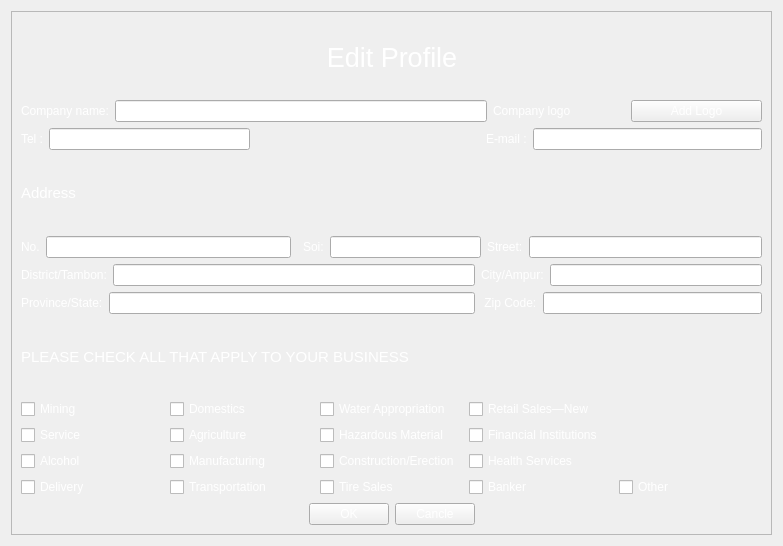
Before: the Qt Designer form ui_form/Company_Edit_Profile.ui in Sirawap/PathFinder-Project, drawn with Qt 5.
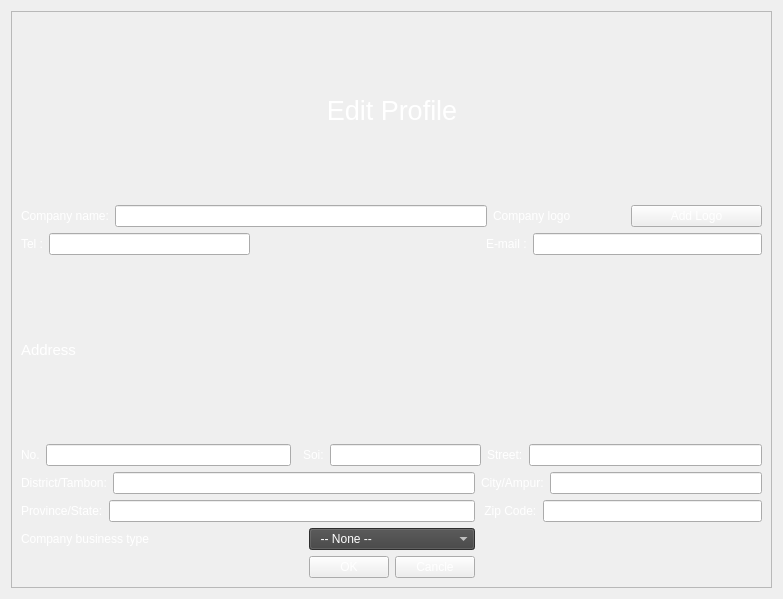
After: the same form once the commit is applied. Icons and pictures are not drawn.

```diff
--- a/ui_form/Company_Edit_Profile.ui
+++ b/ui_form/Company_Edit_Profile.ui
@@ -7,7 +7,7 @@
     <x>0</x>
     <y>0</y>
     <width>783</width>
-    <height>546</height>
+    <height>599</height>
    </rect>
   </property>
   <property name="windowTitle">
@@ -36,7 +36,7 @@
         <x>0</x>
         <y>0</y>
         <width>759</width>
-        <height>522</height>
+        <height>575</height>
        </rect>
       </property>
       <layout class="QGridLayout" name="gridLayout_3">
@@ -54,7 +54,7 @@
          </item>
         </layout>
        </item>
-       <item row="9" column="3">
+       <item row="8" column="3">
         <layout class="QHBoxLayout" name="horizontalLayout_13">
          <item>
           <widget class="QPushButton" name="pushButton_OK">
@@ -86,18 +86,6 @@
          </item>
         </layout>
        </item>
-       <item row="7" column="0" colspan="7">
-        <widget class="QLabel" name="label_21">
-         <property name="font">
-          <font>
-           <pointsize>11</pointsize>
-          </font>
-         </property>
-         <property name="text">
-          <string>PLEASE CHECK ALL THAT APPLY TO YOUR BUSINESS</string>
-         </property>
-        </widget>
-       </item>
        <item row="5" column="4" colspan="3">
         <layout class="QHBoxLayout" name="horizontalLayout_9">
          <item>
@@ -233,7 +221,7 @@
          </property>
         </widget>
        </item>
-       <item row="9" column="6">
+       <item row="8" column="6">
         <spacer name="horizontalSpacer_2">
          <property name="orientation">
           <enum>Qt::Horizontal</enum>
@@ -278,129 +266,6 @@
          </item>
         </layout>
        </item>
-       <item row="8" column="0" colspan="7">
-        <layout class="QGridLayout" name="gridLayout_2">
-         <item row="1" column="2">
-          <widget class="QCheckBox" name="checkBox_24">
-           <property name="text">
-            <string>Hazardous Material</string>
-           </property>
-          </widget>
-         </item>
-         <item row="0" column="3" colspan="2">
-          <widget class="QCheckBox" name="checkBox_31">
-           <property name="text">
-            <string>Retail Sales—New</string>
-           </property>
-          </widget>
-         </item>
-         <item row="1" column="0">
-          <widget class="QCheckBox" name="checkBox_23">
-           <property name="text">
-            <string>Service</string>
-           </property>
-          </widget>
-         </item>
-         <item row="2" column="0">
-          <widget class="QCheckBox" name="checkBox_21">
-           <property name="text">
-            <string>Alcohol</string>
-           </property>
-          </widget>
-         </item>
-         <item row="0" column="2">
-          <widget class="QCheckBox" name="checkBox_17">
-           <property name="text">
-            <string>Water Appropriation</string>
-           </property>
-          </widget>
-         </item>
-         <item row="3" column="1">
-          <widget class="QCheckBox" name="checkBox_39">
-           <property name="text">
-            <string>Transportation</string>
-           </property>
-          </widget>
-         </item>
-         <item row="3" column="3">
-          <widget class="QCheckBox" name="checkBox_40">
-           <property name="text">
-            <string>Banker</string>
-           </property>
-          </widget>
-         </item>
-         <item row="2" column="1">
-          <widget class="QCheckBox" name="checkBox_29">
-           <property name="text">
-            <string>Manufacturing</string>
-           </property>
-          </widget>
-         </item>
-         <item row="2" column="2">
-          <widget class="QCheckBox" name="checkBox_33">
-           <property name="text">
-            <string>Construction/Erection</string>
-           </property>
-          </widget>
-         </item>
-         <item row="3" column="2">
-          <widget class="QCheckBox" name="checkBox_41">
-           <property name="text">
-            <string>Tire Sales</string>
-           </property>
-          </widget>
-         </item>
-         <item row="2" column="3" colspan="2">
-          <widget class="QCheckBox" name="checkBox_37">
-           <property name="text">
-            <string>Health Services</string>
-           </property>
-          </widget>
-         </item>
-         <item row="0" column="0">
-          <widget class="QCheckBox" name="checkBox_14">
-           <property name="text">
-            <string>Mining</string>
-           </property>
-          </widget>
-         </item>
-         <item row="1" column="3" colspan="2">
-          <widget class="QCheckBox" name="checkBox_26">
-           <property name="text">
-            <string>Financial Institutions</string>
-           </property>
-          </widget>
-         </item>
-         <item row="0" column="1">
-          <widget class="QCheckBox" name="checkBox_15">
-           <property name="text">
-            <string>Domestics</string>
-           </property>
-          </widget>
-         </item>
-         <item row="1" column="1">
-          <widget class="QCheckBox" name="checkBox_22">
-           <property name="text">
-            <string>Agriculture</string>
-           </property>
-          </widget>
-         </item>
-         <item row="3" column="0">
-          <widget class="QCheckBox" name="checkBox_36">
-           <property name="text">
-            <string>Delivery</string>
-           </property>
-          </widget>
-         </item>
-         <item row="3" column="4">
-          <widget class="QCheckBox" name="checkBox_47">
-           <property name="text">
-            <string>Other</string>
-           </property>
-          </widget>
-         </item>
-        </layout>
-       </item>
        <item row="1" column="6">
         <layout class="QHBoxLayout" name="horizontalLayout_2">
          <item>
@@ -433,6 +298,77 @@
          </item>
         </layout>
        </item>
+       <item row="7" column="0">
+        <widget class="QLabel" name="label_5">
+         <property name="text">
+          <string>Company business type</string>
+         </property>
+        </widget>
+       </item>
+       <item row="7" column="3">
+        <widget class="QComboBox" name="comboBox_Business">
+         <item>
+          <property name="text">
+           <string>  -- None --</string>
+          </property>
+         </item>
+         <item>
+          <property name="text">
+           <string>New Item</string>
+          </property>
+         </item>
+         <item>
+          <property name="text">
+           <string>Alocohol</string>
+          </property>
+         </item>
+         <item>
+          <property name="text">
+           <string>Construction</string>
+          </property>
+         </item>
+         <item>
+          <property name="text">
+           <string>Domestic</string>
+          </property>
+         </item>
+         <item>
+          <property name="text">
+           <string>Financial instructor</string>
+          </property>
+         </item>
+         <item>
+          <property name="text">
+           <string>Health Service</string>
+          </property>
+         </item>
+         <item>
+          <property name="text">
+           <string>Manufacturer</string>
+          </property>
+         </item>
+         <item>
+          <property name="text">
+           <string>Mining</string>
+          </property>
+         </item>
+         <item>
+          <property name="text">
+           <string>Retail sales</string>
+          </property>
+         </item>
+         <item>
+          <property name="text">
+           <string>Service</string>
+          </property>
+         </item>
+         <item>
+          <property name="text">
+           <string>Transportation</string>
+          </property>
+         </item>
+        </widget>
+       </item>
       </layout>
      </widget>
     </widget>
```
